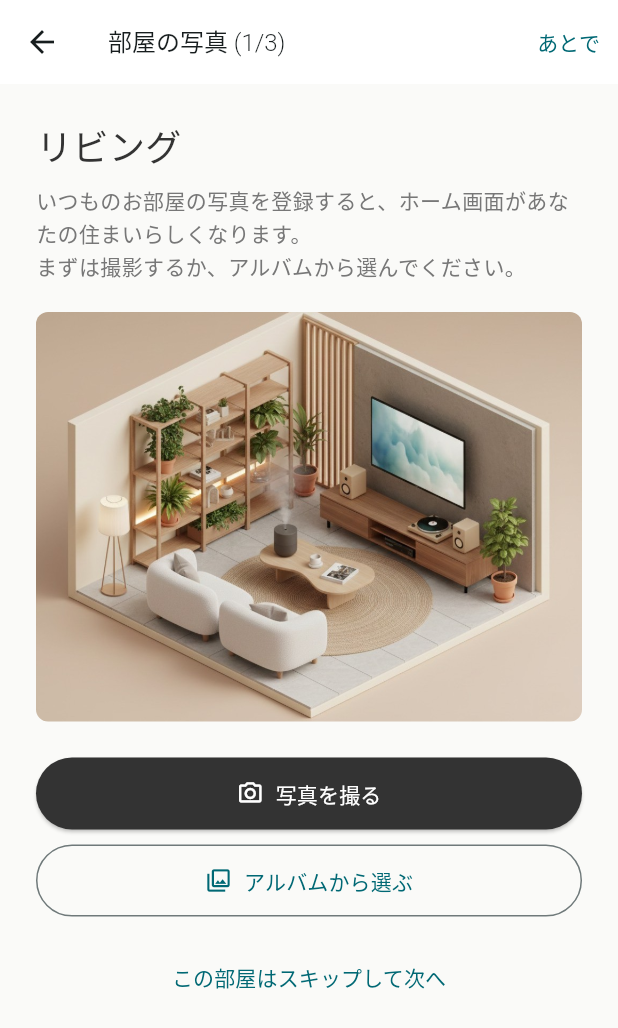
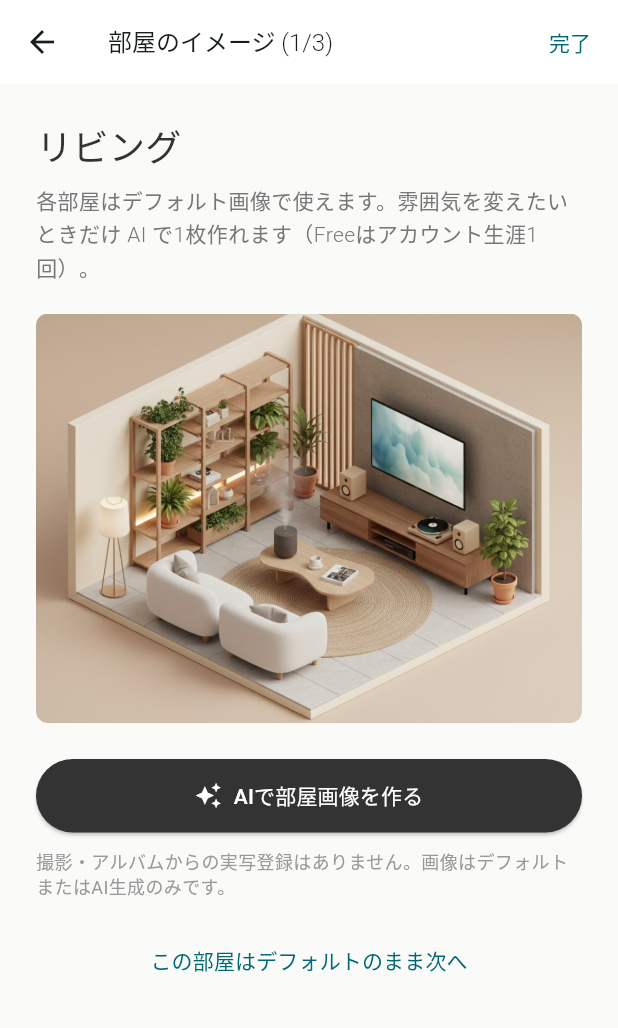
Before and after one commit to nr-ryotaro/HomTune, a Flutter app: the RoomPhotoSetupScreen screen opened directly, on a phone screen of 412 x 824 dp. Shown: the top 1028 px of the screen. Run offline on Flutter 3.47's test engine with Material 3 defaults, Android fonts, the phone set to English and light mode, and no system bars; our stand-ins replace cached_network_image, fl_chart, go_router, google_mobile_ads, image_picker, pdf and 2 more; missing offline and left inert: google_mlkit_text_recognition, mobile_scanner, pdfx; accounts and stored records are empty.

Commit message:
Unify room images to AI-only with Free lifetime one-shot
Remove camera/gallery room customize; default assets plus AI generation
only. Align onboarding copy and policy docs to the decided B+no-photo rule.

Co-authored-by: NR <nr-ryotaro@users.noreply.github.com>

```diff
--- a/lib/screens/home_screen.dart
+++ b/lib/screens/home_screen.dart
@@ -767,14 +767,14 @@ class _HomeScreenState extends State<HomeScreen> {
           padding: const EdgeInsets.all(16),
           child: Row(
             children: [
-              const Icon(Icons.photo_camera_outlined, color: Color(0xFF1D4ED8)),
+              const Icon(Icons.auto_awesome, color: Color(0xFF1D4ED8)),
               const SizedBox(width: 12),
               const Expanded(
                 child: Column(
                   crossAxisAlignment: CrossAxisAlignment.start,
                   children: [
                     Text(
-                      '部屋の写真を設定しましょう',
+                      '部屋イメージを整えましょう',
                       style: TextStyle(
                         fontSize: 14,
                         fontWeight: FontWeight.w500,
@@ -783,7 +783,7 @@ class _HomeScreenState extends State<HomeScreen> {
                     ),
                     SizedBox(height: 4),
                     Text(
-                      'いまはサンプル画像です。撮影やアルバムから選べます。',
+                      'デフォルト画像でOK。FreeはAI生成を1回お試しできます。',
                       style: TextStyle(fontSize: 12, color: Color(0xFF3B82F6)),
                     ),
                   ],
@@ -992,12 +992,12 @@ class _HomeScreenState extends State<HomeScreen> {
                   ),
                 ],
               ),
-              child: const Icon(Icons.photo_camera_outlined,
+              child: const Icon(Icons.auto_awesome,
                   size: 32, color: Color(0xFF333333)),
             ),
             const SizedBox(height: 24),
             const Text(
-              '部屋の写真を\n設定する',
+              '部屋イメージを\n整える',
               textAlign: TextAlign.center,
               style: TextStyle(
                 fontSize: 16,
@@ -1008,7 +1008,7 @@ class _HomeScreenState extends State<HomeScreen> {
             ),
             const SizedBox(height: 12),
             Text(
-              '撮影やアルバムから\nお部屋の写真を登録',
+              'デフォルトのまま、または\nAIで1枚お試し生成',
               textAlign: TextAlign.center,
               style: TextStyle(
                 fontSize: 12,
--- a/lib/screens/room_photo_setup_screen.dart
+++ b/lib/screens/room_photo_setup_screen.dart
@@ -2,18 +2,17 @@ import 'dart:io';
 
 import 'package:flutter/foundation.dart';
 import 'package:flutter/material.dart';
-import 'package:image_picker/image_picker.dart';
 import 'package:provider/provider.dart';
+import '../models/ai_usage_policy.dart';
 import '../services/config_service.dart';
 import '../services/onboarding_prefs.dart';
 import '../services/room_image_generation_service.dart';
 import '../services/room_name_service.dart';
 import '../services/room_photo_service.dart';
-import '../utils/platform_support.dart';
 import '../widgets/ads/pro_upgrade_dialog.dart';
 import '../widgets/ai/credit_exhaustion_dialog.dart';
 
-/// 家電登録後に部屋の写真を設定するフロー
+/// 部屋カード画像のセットアップ（デフォルト + AI生成のみ。実写カスタムなし）
 class RoomPhotoSetupScreen extends StatefulWidget {
   final bool isFirstLaunchFlow;
 
@@ -24,12 +23,12 @@ class RoomPhotoSetupScreen extends StatefulWidget {
 }
 
 class _RoomPhotoSetupScreenState extends State<RoomPhotoSetupScreen> {
-  final ImagePicker _picker = ImagePicker();
   late List<String> _roomIds;
   final Map<String, String> _displayPaths = {};
   int _index = 0;
   bool _loading = true;
   bool _isGenerating = false;
+  bool _didGenerateOnceThisSession = false;
 
   @override
   void initState() {
@@ -59,34 +58,9 @@ class _RoomPhotoSetupScreenState extends State<RoomPhotoSetupScreen> {
   String get _currentRoomName =>
       OnboardingRoomCatalog.displayTitleFor(_currentRoomId);
 
-  Future<void> _pickImage(ImageSource source) async {
-    if (!PlatformSupport.supportsDevicePhotoPick && source == ImageSource.camera) {
-      if (mounted) {
-        ScaffoldMessenger.of(context).showSnackBar(
-          const SnackBar(
-            content: Text('Webプレビューではギャラリーからの選択のみ利用できます'),
-          ),
-        );
-      }
-      if (source == ImageSource.camera) return;
-    }
-
-    try {
-      final file = await _picker.pickImage(source: source, imageQuality: 85);
-      if (file == null) return;
-      await RoomPhotoService.setCustomImagePath(_currentRoomId, file.path);
-      await RoomPhotoService.markFirstRoomPhotoIfNeeded();
-      if (!mounted) return;
-      setState(() {
-        _displayPaths[_currentRoomId] = file.path;
-      });
-      _showPhotoAppliedFeedback(fromGallery: source == ImageSource.gallery);
-    } catch (e) {
-      if (!mounted) return;
-      ScaffoldMessenger.of(context).showSnackBar(
-        SnackBar(content: Text('画像を取得できませんでした: $e')),
-      );
-    }
+  bool get _hasGeneratedImage {
+    final path = _displayPaths[_currentRoomId] ?? '';
+    return path.isNotEmpty && !RoomPhotoService.isAssetPath(path);
   }
 
   void _skipRoom() {
@@ -100,32 +74,7 @@ class _RoomPhotoSetupScreenState extends State<RoomPhotoSetupScreen> {
   Future<void> _finish() async {
     await RoomPhotoService.setRoomPhotosConfigured(true);
     if (!mounted) return;
-    if (widget.isFirstLaunchFlow) {
-      Navigator.of(context).pop(true);
-      return;
-    }
     Navigator.of(context).pop(true);
-  }
-
-  void _showPhotoAppliedFeedback({required bool fromGallery}) {
-    ScaffoldMessenger.of(context).showSnackBar(
-      SnackBar(
-        content: Text(
-          fromGallery
-              ? '写真を設定しました。必要ならAIで雰囲気を整えられます。'
-              : '写真を設定しました。',
-        ),
-        action: SnackBarAction(
-          label: 'AIで整える',
-          onPressed: _generateWithAi,
-        ),
-      ),
-    );
-  }
-
-  bool get _hasCustomPhoto {
-    final path = _displayPaths[_currentRoomId] ?? '';
-    return path.isNotEmpty && !RoomPhotoService.isAssetPath(path);
   }
 
   Future<void> _generateWithAi() async {
@@ -138,19 +87,19 @@ class _RoomPhotoSetupScreenState extends State<RoomPhotoSetupScreen> {
       context: context,
       builder: (context) {
         return AlertDialog(
-          title: const Text('AIで雰囲気を整える'),
+          title: const Text('AIで部屋画像を作る'),
           content: Column(
             mainAxisSize: MainAxisSize.min,
             crossAxisAlignment: CrossAxisAlignment.start,
             children: [
-              if (_hasCustomPhoto)
-                const Padding(
-                  padding: EdgeInsets.only(bottom: 12),
-                  child: Text(
-                    '選んだ写真をもとに、部屋の雰囲気を調整します。',
-                    style: TextStyle(fontSize: 13, height: 1.45),
-                  ),
+              const Padding(
+                padding: EdgeInsets.only(bottom: 12),
+                child: Text(
+                  'スタイル指定から部屋カード用の画像を生成します。'
+                  'Freeプランではアカウント全体で1回までです。',
+                  style: TextStyle(fontSize: 13, height: 1.45),
                 ),
+              ),
               TextField(
                 controller: styleController,
                 minLines: 2,
@@ -191,9 +140,17 @@ class _RoomPhotoSetupScreenState extends State<RoomPhotoSetupScreen> {
       if (!mounted) return;
       setState(() {
         _displayPaths[_currentRoomId] = generatedPath;
+        _didGenerateOnceThisSession = true;
       });
+      final isPro = configService.subscriptionTier == SubscriptionTier.pro;
       ScaffoldMessenger.of(context).showSnackBar(
-        const SnackBar(content: Text('AI画像を生成して適用しました。')),
+        SnackBar(
+          content: Text(
+            isPro
+                ? 'AI画像を生成して適用しました。'
+                : 'お試し生成が完了しました。ほかの部屋はデフォルト画像のまま使えます。',
+          ),
+        ),
       );
     } catch (e) {
       if (!mounted) return;
@@ -208,7 +165,10 @@ class _RoomPhotoSetupScreenState extends State<RoomPhotoSetupScreen> {
         return;
       }
       final message = e is RoomImageGenerationException ? e.message : '$e';
-      if (message.contains('Freeプラン') || message.contains('クレジット')) {
+      if (message.contains('Freeプラン') ||
+          message.contains('クレジット') ||
+          message.contains('1回') ||
+          message.contains('Pro')) {
         await showProUpgradeDialog(
           context,
           upsellContext: ProUpsellContext.roomImage,
@@ -244,12 +204,15 @@ class _RoomPhotoSetupScreenState extends State<RoomPhotoSetupScreen> {
     }
 
     final path = _displayPaths[_currentRoomId] ?? '';
+    final generateLabel = _isGenerating
+        ? '生成中...'
+        : (_hasGeneratedImage ? 'AIで再生成する' : 'AIで部屋画像を作る');
 
     return Scaffold(
       backgroundColor: const Color(0xFFFAFAF8),
       appBar: AppBar(
         title: Text(
-          '部屋の写真 (${_index + 1}/${_roomIds.length})',
+          '部屋のイメージ (${_index + 1}/${_roomIds.length})',
           style: const TextStyle(
             fontWeight: FontWeight.w300,
             fontSize: 16,
@@ -260,7 +223,7 @@ class _RoomPhotoSetupScreenState extends State<RoomPhotoSetupScreen> {
         actions: [
           TextButton(
             onPressed: _finish,
-            child: const Text('あとで'),
+            child: const Text('完了'),
           ),
         ],
       ),
@@ -278,10 +241,11 @@ class _RoomPhotoSetupScreenState extends State<RoomPhotoSetupScreen> {
               ),
             ),
             const SizedBox(height: 8),
-            const Text(
-              'いつものお部屋の写真を登録すると、ホーム画面があなたの住まいらしくなります。\n'
-              'まずは撮影するか、アルバムから選んでください。',
-              style: TextStyle(
+            Text(
+              _didGenerateOnceThisSession
+                  ? 'デフォルト画像のままでも使えます。FreeのAI生成はアカウント全体で1回までです。'
+                  : '各部屋はデフォルト画像で使えます。雰囲気を変えたいときだけ AI で1枚作れます（Freeはアカウント生涯1回）。',
+              style: const TextStyle(
                 fontSize: 14,
                 height: 1.6,
                 color: Color(0xFF777777),
@@ -298,13 +262,29 @@ class _RoomPhotoSetupScreenState extends State<RoomPhotoSetupScreen> {
                     : Container(color: const Color(0xFFE5E5E5)),
               ),
             ),
+            if (_hasGeneratedImage) ...[
+              const SizedBox(height: 8),
+              const Text(
+                'この部屋はAI生成画像を表示中です',
+                style: TextStyle(fontSize: 12, color: Color(0xFF16A34A)),
+              ),
+            ],
             const SizedBox(height: 24),
             SizedBox(
               width: double.infinity,
               child: ElevatedButton.icon(
-                onPressed: () => _pickImage(ImageSource.camera),
-                icon: const Icon(Icons.camera_alt_outlined),
-                label: const Text('写真を撮る'),
+                onPressed: _isGenerating ? null : _generateWithAi,
+                icon: _isGenerating
+                    ? const SizedBox(
+                        width: 18,
+                        height: 18,
+                        child: CircularProgressIndicator(
+                          strokeWidth: 2,
+                          color: Colors.white,
+                        ),
+                      )
+                    : const Icon(Icons.auto_awesome),
+                label: Text(generateLabel),
                 style: ElevatedButton.styleFrom(
                   backgroundColor: const Color(0xFF333333),
                   foregroundColor: Colors.white,
@@ -313,39 +293,22 @@ class _RoomPhotoSetupScreenState extends State<RoomPhotoSetupScreen> {
               ),
             ),
             const SizedBox(height: 10),
-            SizedBox(
-              width: double.infinity,
-              child: OutlinedButton.icon(
-                onPressed: () => _pickImage(ImageSource.gallery),
-                icon: const Icon(Icons.photo_library_outlined),
-                label: const Text('アルバムから選ぶ'),
-                style: OutlinedButton.styleFrom(
-                  padding: const EdgeInsets.symmetric(vertical: 14),
-                ),
+            const Text(
+              '撮影・アルバムからの実写登録はありません。画像はデフォルトまたはAI生成のみです。',
+              style: TextStyle(
+                fontSize: 12,
+                height: 1.45,
+                color: Color(0xFF999999),
               ),
             ),
-            if (_hasCustomPhoto) ...[
-              const SizedBox(height: 12),
-              Center(
-                child: TextButton.icon(
-                  onPressed: _isGenerating ? null : _generateWithAi,
-                  icon: _isGenerating
-                      ? const SizedBox(
-                          width: 14,
-                          height: 14,
-                          child: CircularProgressIndicator(strokeWidth: 2),
-                        )
-                      : const Icon(Icons.auto_awesome, size: 18),
-                  label: Text(_isGenerating ? '生成中...' : 'AIで雰囲気を整える（任意）'),
-                ),
-              ),
-            ],
             const SizedBox(height: 16),
             Center(
               child: TextButton(
                 onPressed: _skipRoom,
                 child: Text(
-                  _index < _roomIds.length - 1 ? 'この部屋はスキップして次へ' : '完了する',
+                  _index < _roomIds.length - 1
+                      ? 'この部屋はデフォルトのまま次へ'
+                      : 'デフォルトのまま完了する',
                 ),
               ),
             ),
--- a/lib/services/ai_usage_service.dart
+++ b/lib/services/ai_usage_service.dart
@@ -263,7 +263,7 @@ class AiUsageService {
         return AiBudgetCheck(
           allowed: false,
           reason:
-              'FreeプランではAI部屋画像は1部屋・1回までです。ほかの部屋や再生成は Pro で利用できます。',
+              'FreeプランではAI部屋画像はアカウント全体で1回までです。実写登録はなく、ほかの部屋や再生成は Pro で利用できます。',
           snapshot: base.snapshot,
           exhaustionReason: AiExhaustionReason.roomQuotaFree,
         );
--- a/lib/widgets/ads/pro_upgrade_dialog.dart
+++ b/lib/widgets/ads/pro_upgrade_dialog.dart
@@ -73,7 +73,8 @@ Future<void> showProUpgradeDialog(
             const Text('• スマートリモコン連携'),
           ] else if (isRoomImage) ...[
             const Text(
-              '無料プランではAI部屋画像は1部屋・1回までです。ほかの部屋はデフォルト画像のまま使え、雰囲気を変えたい・別部屋でも生成したいときは Pro へ。',
+              '部屋カード画像はデフォルトまたはAI生成のみです（実写登録なし）。'
+              'FreeではAI生成をアカウント全体で1回までお試しでき、別部屋・再生成は Pro です。',
               style: TextStyle(fontSize: 13, height: 1.45),
             ),
             const SizedBox(height: 12),
@@ -83,7 +84,7 @@ Future<void> showProUpgradeDialog(
             ),
             const SizedBox(height: 8),
             const Text('• 最大10部屋・部屋ごとに月2回まで再生成'),
-            const Text('• スタイル変更で雰囲気を更新'),
+            const Text('• スタイル指定で雰囲気を更新'),
             const Text('• AIクレジット拡大（チャット・スキャンも）'),
             const SizedBox(height: 8),
             const Text('その他の Pro 特典:'),
--- a/lib/widgets/onboarding/first_launch_welcome_sheet.dart
+++ b/lib/widgets/onboarding/first_launch_welcome_sheet.dart
@@ -34,14 +34,14 @@ class FirstLaunchWelcomeSheet extends StatelessWidget {
           ),
           const SizedBox(height: 8),
           const Text(
-            '部屋の写真と家電登録で、あなたの住まいに合わせたホームが完成します。',
+            '部屋イメージと家電登録で、あなたの住まいに合わせたホームが完成します。',
             style: TextStyle(fontSize: 14, color: Color(0xFF666666), height: 1.5),
           ),
           const SizedBox(height: 20),
           _roadmapItem(
-            Icons.photo_camera_outlined,
-            '1. 部屋の写真を設定',
-            'まず1部屋から。撮影またはアルバムから選べます',
+            Icons.auto_awesome,
+            '1. 部屋イメージを整える',
+            'デフォルト画像でOK。FreeはAI生成を1回お試し',
           ),
           _roadmapItem(
             Icons.kitchen_outlined,
@@ -59,12 +59,12 @@ class FirstLaunchWelcomeSheet extends StatelessWidget {
               Navigator.of(context).pop();
               onStartRoomPhoto();
             },
-            icon: const Icon(Icons.photo_camera_outlined, size: 18),
+            icon: const Icon(Icons.auto_awesome, size: 18),
             style: FilledButton.styleFrom(
               backgroundColor: const Color(0xFF1a1a1a),
               padding: const EdgeInsets.symmetric(vertical: 14),
             ),
-            label: const Text('部屋の写真を設定する'),
+            label: const Text('部屋イメージを見る'),
           ),
           const SizedBox(height: 8),
           OutlinedButton(
--- a/lib/widgets/onboarding/home_usage_coach_overlay.dart
+++ b/lib/widgets/onboarding/home_usage_coach_overlay.dart
@@ -53,7 +53,7 @@ class HomeUsageCoachOverlay extends StatelessWidget {
                       const Text(
                         '• 部屋カードをスワイプして部屋を切り替え\n'
                         '• 家電を登録するとメンテと資産価値を管理\n'
-                        '• 部屋の写真でホームを自分の住まいに',
+                        '• 部屋イメージはデフォルト or AI生成（実写なし）',
                         style: TextStyle(
                           fontSize: 13,
                           height: 1.55,
@@ -62,7 +62,7 @@ class HomeUsageCoachOverlay extends StatelessWidget {
                       ),
                       const SizedBox(height: 14),
                       const Text(
-                        'まずは部屋の写真を1部屋作成しませんか？',
+                        '部屋イメージはデフォルトのままでOK。FreeはAIを1回お試しできます。',
                         style: TextStyle(
                           fontSize: 14,
                           fontWeight: FontWeight.w600,
@@ -72,8 +72,8 @@ class HomeUsageCoachOverlay extends StatelessWidget {
                       const SizedBox(height: 14),
                       FilledButton.icon(
                         onPressed: onStartRoomPhoto,
-                        icon: const Icon(Icons.photo_camera_outlined, size: 18),
-                        label: const Text('写真を設定する'),
+                        icon: const Icon(Icons.auto_awesome, size: 18),
+                        label: const Text('部屋イメージを見る'),
                         style: FilledButton.styleFrom(
                           backgroundColor: const Color(0xFF1a1a1a),
                           padding: const EdgeInsets.symmetric(vertical: 12),
--- a/lib/widgets/onboarding/setup_progress_banner.dart
+++ b/lib/widgets/onboarding/setup_progress_banner.dart
@@ -52,15 +52,15 @@ class SetupProgressBanner extends StatelessWidget {
                   ? (progress.hasApplianceGoal
                       ? '家電 ${progress.applianceProgressCurrent}/${progress.applianceProgressTarget} 台登録済み'
                       : '家電を登録して管理を始めましょう')
-                  : 'まずは部屋の写真を1部屋設定しましょう',
+                  : 'まずは部屋イメージを確認しましょう（デフォルトでOK）',
               style: const TextStyle(fontSize: 12, color: Color(0xFF888888)),
             ),
             const SizedBox(height: 12),
             _StepRow(
               index: 1,
-              label: '部屋の写真を設定',
+              label: '部屋イメージを確認',
               done: photoDone,
-              actionLabel: '写真を設定',
+              actionLabel: '確認する',
               onTap: onSetupRoomPhotos,
             ),
             const SizedBox(height: 8),
--- a/lib/widgets/room_card_widget.dart
+++ b/lib/widgets/room_card_widget.dart
@@ -140,7 +140,7 @@ class RoomCardWidget extends StatelessWidget {
                                 ),
                               ],
                             ),
-                            child: const Icon(Icons.photo_camera_outlined,
+                            child: const Icon(Icons.auto_awesome,
                                 size: 18, color: Color(0xFF333333)),
                           ),
                         ),
```
Also changed, not shown: 6 other files.
